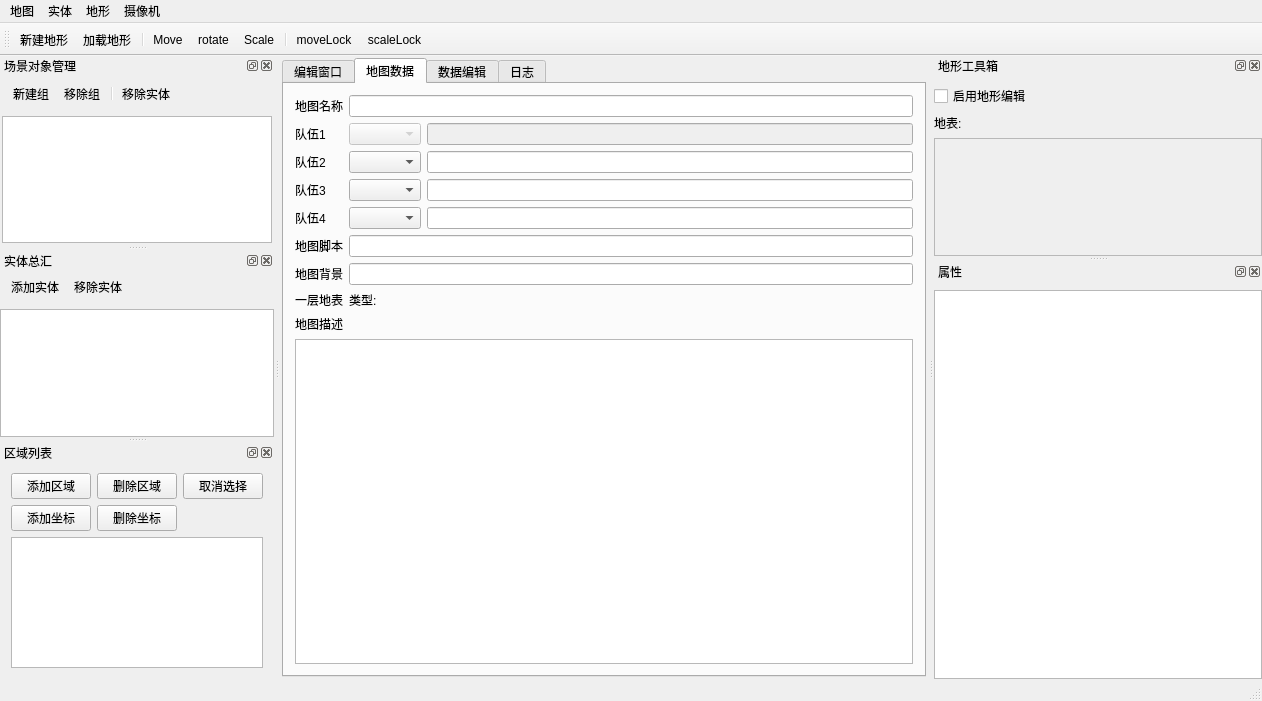
Before: the Qt Designer form WarChess/WarChess/ui/mainwindow.ui in weimingtom/fdux-slg-game, drawn with Qt 5.
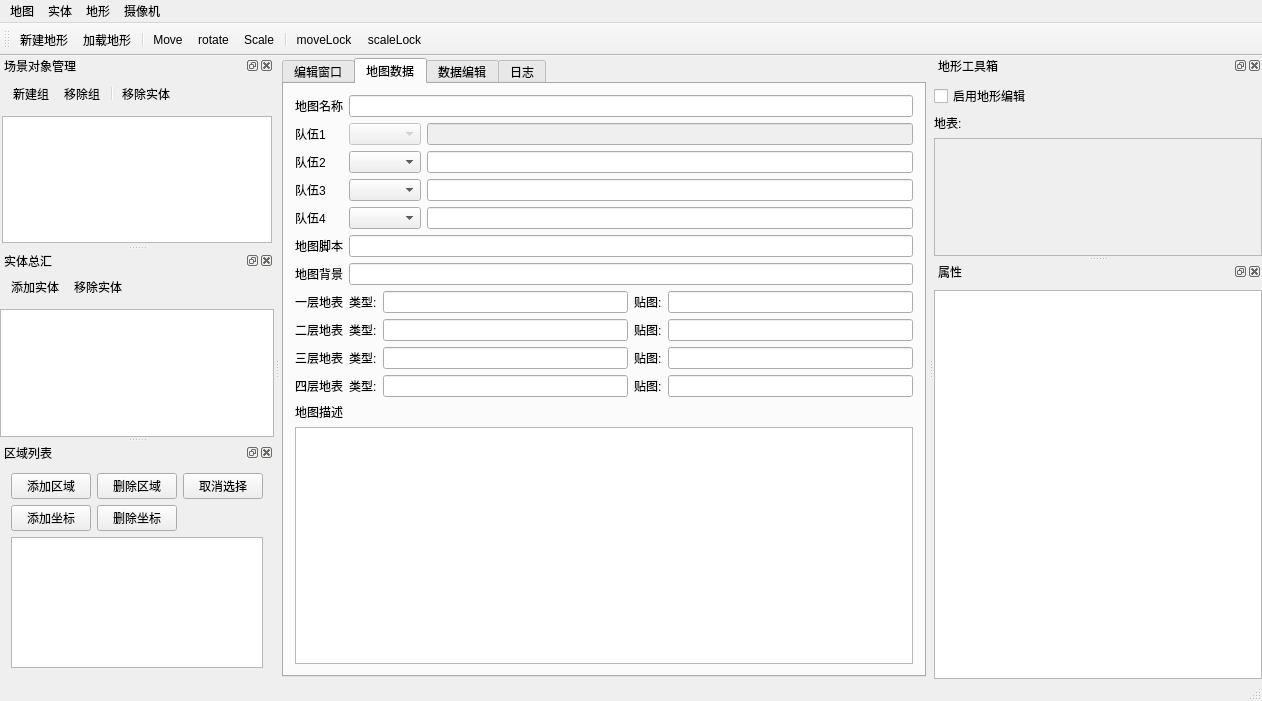
After: the same form once the commit is applied. Icons and pictures are not drawn. Custom widgets are drawn as their Qt base class.

Diff of the .ui file:
```diff
--- a/WarChess/WarChess/ui/mainwindow.ui
+++ b/WarChess/WarChess/ui/mainwindow.ui
@@ -175,6 +175,112 @@
               </property>
              </widget>
             </item>
+            <item>
+             <widget class="QLineEdit" name="layer1Type"/>
+            </item>
+            <item>
+             <widget class="QLabel" name="label_14">
+              <property name="text">
+               <string>贴图:</string>
+              </property>
+             </widget>
+            </item>
+            <item>
+             <widget class="QLineEdit" name="layer1Texture"/>
+            </item>
+           </layout>
+          </item>
+          <item row="8" column="0">
+           <widget class="QLabel" name="label_15">
+            <property name="text">
+             <string>二层地表</string>
+            </property>
+           </widget>
+          </item>
+          <item row="8" column="1">
+           <layout class="QHBoxLayout" name="horizontalLayout_18">
+            <item>
+             <widget class="QLabel" name="label_19">
+              <property name="text">
+               <string>类型:</string>
+              </property>
+             </widget>
+            </item>
+            <item>
+             <widget class="QLineEdit" name="layer2Type"/>
+            </item>
+            <item>
+             <widget class="QLabel" name="label_18">
+              <property name="text">
+               <string>贴图:</string>
+              </property>
+             </widget>
+            </item>
+            <item>
+             <widget class="QLineEdit" name="layer2Texture"/>
+            </item>
+           </layout>
+          </item>
+          <item row="9" column="0">
+           <widget class="QLabel" name="label_16">
+            <property name="text">
+             <string>三层地表</string>
+            </property>
+           </widget>
+          </item>
+          <item row="10" column="0">
+           <widget class="QLabel" name="label_17">
+            <property name="text">
+             <string>四层地表</string>
+            </property>
+           </widget>
+          </item>
+          <item row="9" column="1">
+           <layout class="QHBoxLayout" name="horizontalLayout_19">
+            <item>
+             <widget class="QLabel" name="label_21">
+              <property name="text">
+               <string>类型:</string>
+              </property>
+             </widget>
+            </item>
+            <item>
+             <widget class="QLineEdit" name="layer3Type"/>
+            </item>
+            <item>
+             <widget class="QLabel" name="label_20">
+              <property name="text">
+               <string>贴图:</string>
+              </property>
+             </widget>
+            </item>
+            <item>
+             <widget class="QLineEdit" name="layer3Texture"/>
+            </item>
+           </layout>
+          </item>
+          <item row="10" column="1">
+           <layout class="QHBoxLayout" name="horizontalLayout_20">
+            <item>
+             <widget class="QLabel" name="label_23">
+              <property name="text">
+               <string>类型:</string>
+              </property>
+             </widget>
+            </item>
+            <item>
+             <widget class="QLineEdit" name="layer4Type"/>
+            </item>
+            <item>
+             <widget class="QLabel" name="label_22">
+              <property name="text">
+               <string>贴图:</string>
+              </property>
+             </widget>
+            </item>
+            <item>
+             <widget class="QLineEdit" name="layer4Texture"/>
+            </item>
            </layout>
           </item>
          </layout>
```
